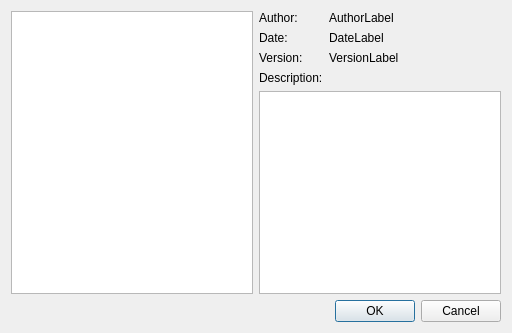
svn2github/texstudio-trunk, file templateselector.ui: the form before one commit.
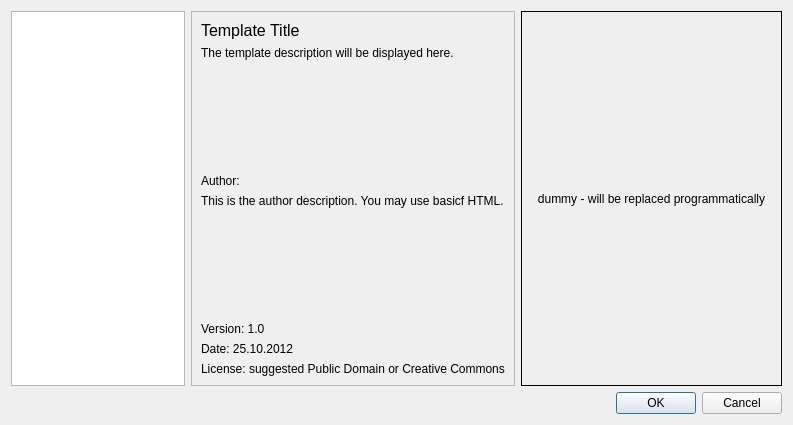
The form after the commit.

Commit message: new template framework

Diff of the .ui file:
```diff
--- a/templateselector.ui
+++ b/templateselector.ui
@@ -6,126 +6,177 @@
    <rect>
     <x>0</x>
     <y>0</y>
-    <width>512</width>
-    <height>333</height>
+    <width>793</width>
+    <height>425</height>
    </rect>
   </property>
   <property name="windowTitle">
    <string>Dialog</string>
   </property>
-  <layout class="QVBoxLayout" name="verticalLayout_2">
-   <item>
-    <layout class="QHBoxLayout" name="horizontalLayout_2" stretch="1,1">
-     <item>
-      <widget class="QListWidget" name="listWidget">
-       <property name="sizePolicy">
-        <sizepolicy hsizetype="Expanding" vsizetype="Expanding">
-         <horstretch>0</horstretch>
-         <verstretch>0</verstretch>
-        </sizepolicy>
-       </property>
-      </widget>
-     </item>
-     <item>
-      <layout class="QGridLayout" name="gridLayout" columnstretch="0,1">
-       <item row="0" column="0">
-        <widget class="QLabel" name="label">
-         <property name="text">
-          <string>Author:</string>
-         </property>
-        </widget>
-       </item>
+  <layout class="QGridLayout" name="gridLayout" columnstretch="2,3,3">
        <item row="0" column="1">
+    <widget class="QFrame" name="frame">
+     <property name="frameShape">
+      <enum>QFrame::StyledPanel</enum>
+     </property>
+     <property name="frameShadow">
+      <enum>QFrame::Raised</enum>
+     </property>
+     <layout class="QVBoxLayout" name="verticalLayout">
+      <item>
+       <widget class="QLabel" name="lbName">
+        <property name="sizePolicy">
+         <sizepolicy hsizetype="Expanding" vsizetype="Maximum">
+          <horstretch>0</horstretch>
+          <verstretch>0</verstretch>
+         </sizepolicy>
+        </property>
+        <property name="font">
+         <font>
+          <pointsize>12</pointsize>
+         </font>
+        </property>
+        <property name="text">
+         <string notr="true">Template Title</string>
+        </property>
+       </widget>
+      </item>
+      <item>
+       <widget class="QLabel" name="lbDescription">
+        <property name="text">
+         <string notr="true">The template description will be displayed here.</string>
+        </property>
+        <property name="alignment">
+         <set>Qt::AlignLeading|Qt::AlignLeft|Qt::AlignTop</set>
+        </property>
+        <property name="wordWrap">
+         <bool>true</bool>
+        </property>
+       </widget>
+      </item>
+      <item>
+       <widget class="QLabel" name="lbAuthorTag">
+        <property name="sizePolicy">
+         <sizepolicy hsizetype="Preferred" vsizetype="Maximum">
+          <horstretch>0</horstretch>
+          <verstretch>0</verstretch>
+         </sizepolicy>
+        </property>
+        <property name="text">
+         <string>Author:</string>
+        </property>
+       </widget>
+      </item>
+      <item>
         <widget class="QLabel" name="lbAuthor">
          <property name="text">
-          <string notr="true">AuthorLabel</string>
-         </property>
-        </widget>
-       </item>
-       <item row="1" column="0">
-        <widget class="QLabel" name="label_2">
-         <property name="text">
-          <string>Date:</string>
-         </property>
-        </widget>
-       </item>
-       <item row="1" column="1">
-        <widget class="QLabel" name="lbDate">
-         <property name="text">
-          <string notr="true">DateLabel</string>
-         </property>
-        </widget>
-       </item>
-       <item row="2" column="0">
-        <widget class="QLabel" name="label_3">
-         <property name="text">
-          <string>Version:</string>
+         <string notr="true">This is the author description. You may use basicf HTML.</string>
+        </property>
+        <property name="alignment">
+         <set>Qt::AlignLeading|Qt::AlignLeft|Qt::AlignTop</set>
+        </property>
+        <property name="wordWrap">
+         <bool>true</bool>
+        </property>
+        <property name="openExternalLinks">
+         <bool>true</bool>
          </property>
         </widget>
        </item>
-       <item row="2" column="1">
+      <item>
         <widget class="QLabel" name="lbVersion">
+        <property name="sizePolicy">
+         <sizepolicy hsizetype="Preferred" vsizetype="Maximum">
+          <horstretch>0</horstretch>
+          <verstretch>0</verstretch>
+         </sizepolicy>
+        </property>
          <property name="text">
-          <string notr="true">VersionLabel</string>
+         <string notr="true">Version: 1.0</string>
          </property>
         </widget>
        </item>
-       <item row="3" column="0">
-        <widget class="QLabel" name="label_4">
+      <item>
+       <widget class="QLabel" name="lbDate">
+        <property name="sizePolicy">
+         <sizepolicy hsizetype="Preferred" vsizetype="Maximum">
+          <horstretch>0</horstretch>
+          <verstretch>0</verstretch>
+         </sizepolicy>
+        </property>
          <property name="text">
-          <string>Description:</string>
-         </property>
-         <property name="alignment">
-          <set>Qt::AlignLeading|Qt::AlignLeft|Qt::AlignTop</set>
-         </property>
-        </widget>
-       </item>
-       <item row="4" column="0" colspan="2">
-        <widget class="QTextEdit" name="teDescription">
-         <property name="undoRedoEnabled">
-          <bool>false</bool>
-         </property>
-         <property name="readOnly">
-          <bool>true</bool>
-         </property>
-         <property name="textInteractionFlags">
-          <set>Qt::TextBrowserInteraction</set>
-         </property>
+         <string notr="true">Date: 25.10.2012</string>
+        </property>
+       </widget>
+      </item>
+      <item>
+       <widget class="QLabel" name="lbLicense">
+        <property name="sizePolicy">
+         <sizepolicy hsizetype="Preferred" vsizetype="Maximum">
+          <horstretch>0</horstretch>
+          <verstretch>0</verstretch>
+         </sizepolicy>
+        </property>
+        <property name="text">
+         <string notr="true">License: suggested Public Domain or Creative Commons</string>
+        </property>
         </widget>
        </item>
       </layout>
-     </item>
-    </layout>
-   </item>
-   <item>
-    <layout class="QHBoxLayout" name="horizontalLayout">
-     <property name="sizeConstraint">
-      <enum>QLayout::SetMaximumSize</enum>
-     </property>
-     <item>
-      <spacer name="horizontalSpacer">
-       <property name="orientation">
-        <enum>Qt::Horizontal</enum>
-       </property>
-       <property name="sizeHint" stdset="0">
+    </widget>
+   </item>
+   <item row="0" column="2">
+    <widget class="QLabel" name="previewLabelDummy">
+     <property name="minimumSize">
         <size>
-         <width>40</width>
-         <height>20</height>
-        </size>
-       </property>
-      </spacer>
-     </item>
-     <item>
+       <width>243</width>
+       <height>310</height>
+      </size>
+     </property>
+     <property name="frameShape">
+      <enum>QFrame::Box</enum>
+     </property>
+     <property name="frameShadow">
+      <enum>QFrame::Plain</enum>
+     </property>
+     <property name="text">
+      <string notr="true">dummy - will be replaced programmatically</string>
+     </property>
+     <property name="alignment">
+      <set>Qt::AlignCenter</set>
+     </property>
+    </widget>
+   </item>
+   <item row="1" column="0" colspan="3">
       <widget class="QDialogButtonBox" name="buttonBox">
-       <property name="orientation">
-        <enum>Qt::Horizontal</enum>
-       </property>
        <property name="standardButtons">
         <set>QDialogButtonBox::Cancel|QDialogButtonBox::Ok</set>
        </property>
       </widget>
      </item>
-    </layout>
+   <item row="0" column="0">
+    <widget class="QTreeWidget" name="templatesTree">
+     <property name="sizePolicy">
+      <sizepolicy hsizetype="Preferred" vsizetype="Expanding">
+       <horstretch>0</horstretch>
+       <verstretch>0</verstretch>
+      </sizepolicy>
+     </property>
+     <attribute name="headerVisible">
+      <bool>false</bool>
+     </attribute>
+     <column>
+      <property name="text">
+       <string>1</string>
+      </property>
+      <property name="font">
+       <font>
+        <weight>50</weight>
+        <bold>false</bold>
+       </font>
+      </property>
+     </column>
+    </widget>
    </item>
   </layout>
  </widget>
```
Left out of the diff: 35 changed lines with no effect on the pictures. Lines whose indentation alone changed are shown as unchanged. The commit also changes 36 other files.
